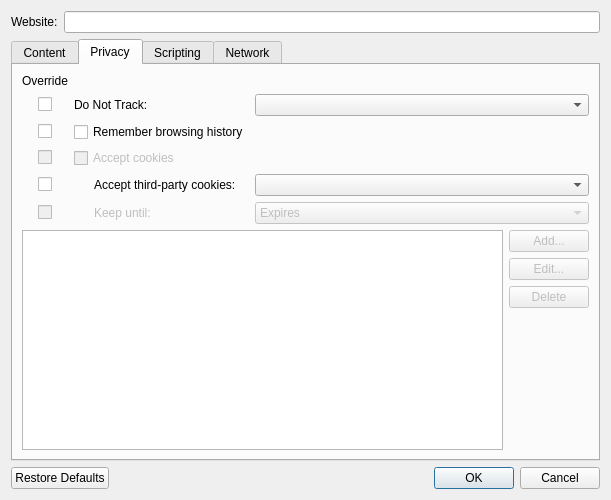
The window that src/ui/WebsitePreferencesDialog.ui (OtterBrowser/otter-browser) describes before a commit, drawn with Qt 5.
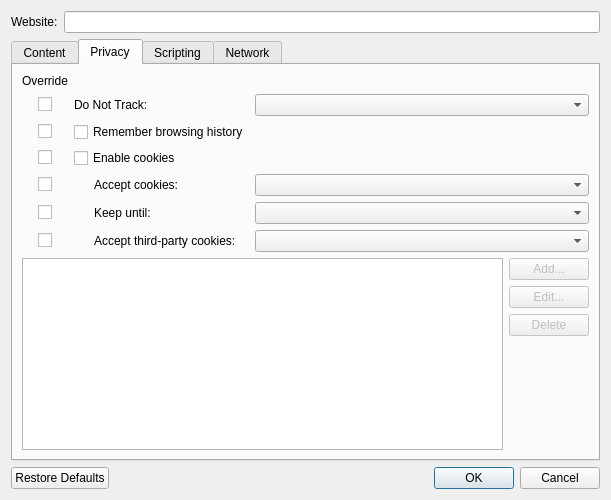
The same window after the commit. The open tabs and pages were chosen to show the change. Custom widgets are drawn as their Qt base class.

Commit message: Allow to set cookies preferences per site, fixes #463

```diff
--- a/src/ui/WebsitePreferencesDialog.ui
+++ b/src/ui/WebsitePreferencesDialog.ui
@@ -211,6 +211,60 @@
        <string>Privacy</string>
       </attribute>
       <layout class="QGridLayout" name="privacyLayout">
+       <item row="7" column="1">
+        <layout class="QHBoxLayout" name="keepCookiesModeLayout">
+         <item>
+          <spacer name="keepCookiesModeSpacer">
+           <property name="orientation">
+            <enum>Qt::Horizontal</enum>
+           </property>
+           <property name="sizeType">
+            <enum>QSizePolicy::Fixed</enum>
+           </property>
+           <property name="sizeHint" stdset="0">
+            <size>
+             <width>20</width>
+             <height>0</height>
+            </size>
+           </property>
+          </spacer>
+         </item>
+         <item>
+          <widget class="QLabel" name="keepCookiesModeLabel">
+           <property name="text">
+            <string>Keep until:</string>
+           </property>
+           <property name="buddy">
+            <cstring>keepCookiesModeComboBox</cstring>
+           </property>
+          </widget>
+         </item>
+        </layout>
+       </item>
+       <item row="2" column="0" alignment="Qt::AlignHCenter">
+        <widget class="QCheckBox" name="doNotTrackOverrideCheckBox">
+         <property name="text">
+          <string/>
+         </property>
+        </widget>
+       </item>
+       <item row="5" column="0" alignment="Qt::AlignHCenter">
+        <widget class="QCheckBox" name="cookiesPolicyOverrideCheckBox">
+         <property name="text">
+          <string/>
+         </property>
+        </widget>
+       </item>
+       <item row="8" column="2">
+        <widget class="QComboBox" name="thirdPartyCookiesPolicyComboBox"/>
+       </item>
+       <item row="3" column="0" alignment="Qt::AlignHCenter">
+        <widget class="QCheckBox" name="rememberBrowsingHistoryOverrideCheckBox">
+         <property name="text">
+          <string/>
+         </property>
+        </widget>
+       </item>
        <item row="2" column="2">
         <widget class="QComboBox" name="doNotTrackComboBox">
          <property name="currentIndex">
@@ -225,18 +279,8 @@
          </property>
         </widget>
        </item>
-       <item row="2" column="0" alignment="Qt::AlignHCenter">
-        <widget class="QCheckBox" name="doNotTrackOverrideCheckBox">
-         <property name="text">
-          <string/>
-         </property>
-        </widget>
-       </item>
-       <item row="5" column="2">
-        <widget class="QComboBox" name="thirdPartyCookiesComboBox"/>
-       </item>
-       <item row="5" column="0" alignment="Qt::AlignHCenter">
-        <widget class="QCheckBox" name="thirdPartyCookiesOverrideCheckBox">
+       <item row="7" column="0" alignment="Qt::AlignHCenter">
+        <widget class="QCheckBox" name="keepCookiesModeOverrideCheckBox">
          <property name="text">
           <string/>
          </property>
@@ -250,19 +294,16 @@
         </widget>
        </item>
        <item row="4" column="1">
-        <widget class="QCheckBox" name="acceptCookiesCheckBox">
-         <property name="enabled">
-          <bool>false</bool>
-         </property>
+        <widget class="QCheckBox" name="enableCookiesCheckBox">
          <property name="text">
-          <string>Accept cookies</string>
+          <string>Enable cookies</string>
          </property>
         </widget>
        </item>
        <item row="5" column="1">
-        <layout class="QHBoxLayout" name="thirdPartyLayout">
+        <layout class="QHBoxLayout" name="cookiesPolicyLayout">
          <item>
-          <spacer name="thirdPartySpacer">
+          <spacer name="cookiesPolicySpacer">
            <property name="orientation">
             <enum>Qt::Horizontal</enum>
            </property>
@@ -278,12 +319,9 @@
           </spacer>
          </item>
          <item>
-          <widget class="QLabel" name="thirdPartyCookiesLabel">
+          <widget class="QLabel" name="cookiesPolicyLabel">
            <property name="text">
-            <string>Accept third-party cookies:</string>
-           </property>
-           <property name="buddy">
-            <cstring>thirdPartyCookiesComboBox</cstring>
+            <string>Accept cookies:</string>
            </property>
           </widget>
          </item>
@@ -299,102 +337,14 @@
          </property>
         </widget>
        </item>
-       <item row="3" column="0" alignment="Qt::AlignHCenter">
-        <widget class="QCheckBox" name="rememberBrowsingHistoryOverrideCheckBox">
-         <property name="text">
-          <string/>
-         </property>
-        </widget>
-       </item>
        <item row="4" column="0" alignment="Qt::AlignHCenter">
-        <widget class="QCheckBox" name="acceptCookiesOverrideCheckBox">
-         <property name="enabled">
-          <bool>false</bool>
-         </property>
+        <widget class="QCheckBox" name="enableCookiesOverrideCheckBox">
          <property name="text">
           <string/>
          </property>
         </widget>
        </item>
-       <item row="6" column="0" alignment="Qt::AlignHCenter">
-        <widget class="QCheckBox" name="keepCookiesUntilOverrideCheckBox">
-         <property name="enabled">
-          <bool>false</bool>
-         </property>
-         <property name="text">
-          <string/>
-         </property>
-        </widget>
-       </item>
-       <item row="6" column="1">
-        <layout class="QHBoxLayout" name="keepCookiesUntilLayout">
-         <item>
-          <spacer name="keepCookiesUntilSpacer">
-           <property name="orientation">
-            <enum>Qt::Horizontal</enum>
-           </property>
-           <property name="sizeType">
-            <enum>QSizePolicy::Fixed</enum>
-           </property>
-           <property name="sizeHint" stdset="0">
-            <size>
-             <width>20</width>
-             <height>0</height>
-            </size>
-           </property>
-          </spacer>
-         </item>
-         <item>
-          <widget class="QLabel" name="keepCookiesUntilLabel">
-           <property name="enabled">
-            <bool>false</bool>
-           </property>
-           <property name="text">
-            <string>Keep until:</string>
-           </property>
-           <property name="buddy">
-            <cstring>keepCookiesUntilComboBox</cstring>
-           </property>
-          </widget>
-         </item>
-        </layout>
-       </item>
-       <item row="6" column="2">
-        <widget class="QComboBox" name="keepCookiesUntilComboBox">
-         <property name="enabled">
-          <bool>false</bool>
-         </property>
-         <item>
-          <property name="text">
-           <string>Expires</string>
-          </property>
-         </item>
-         <item>
-          <property name="text">
-           <string>Current session is closed</string>
-          </property>
-         </item>
-         <item>
-          <property name="text">
-           <string>Always ask</string>
-          </property>
-         </item>
-        </widget>
-       </item>
-       <item row="8" column="2">
-        <spacer name="privacyHorizontalSpacer">
-         <property name="orientation">
-          <enum>Qt::Horizontal</enum>
-         </property>
-         <property name="sizeHint" stdset="0">
-          <size>
-           <width>40</width>
-           <height>0</height>
-          </size>
-         </property>
-        </spacer>
-       </item>
-       <item row="7" column="0" colspan="3">
+       <item row="9" column="0" colspan="3">
         <layout class="QHBoxLayout" name="cookiesTableLayout">
          <item>
           <widget class="Otter::ItemViewWidget" name="cookiesTableWidget">
@@ -461,6 +411,62 @@
          </item>
         </layout>
        </item>
+       <item row="8" column="1">
+        <layout class="QHBoxLayout" name="thirdPartyCookiesPolicyLayout">
+         <item>
+          <spacer name="thirdPartyCookiesPolicySpacer">
+           <property name="orientation">
+            <enum>Qt::Horizontal</enum>
+           </property>
+           <property name="sizeType">
+            <enum>QSizePolicy::Fixed</enum>
+           </property>
+           <property name="sizeHint" stdset="0">
+            <size>
+             <width>20</width>
+             <height>0</height>
+            </size>
+           </property>
+          </spacer>
+         </item>
+         <item>
+          <widget class="QLabel" name="thirdPartyCookiesPolicyLabel">
+           <property name="text">
+            <string>Accept third-party cookies:</string>
+           </property>
+           <property name="buddy">
+            <cstring>thirdPartyCookiesPolicyComboBox</cstring>
+           </property>
+          </widget>
+         </item>
+        </layout>
+       </item>
+       <item row="10" column="2">
+        <spacer name="privacyHorizontalSpacer">
+         <property name="orientation">
+          <enum>Qt::Horizontal</enum>
+         </property>
+         <property name="sizeHint" stdset="0">
+          <size>
+           <width>40</width>
+           <height>0</height>
+          </size>
+         </property>
+        </spacer>
+       </item>
+       <item row="8" column="0" alignment="Qt::AlignHCenter">
+        <widget class="QCheckBox" name="thirdPartyCookiesPolicyOverrideCheckBox">
+         <property name="text">
+          <string/>
+         </property>
+        </widget>
+       </item>
+       <item row="7" column="2">
+        <widget class="QComboBox" name="keepCookiesModeComboBox"/>
+       </item>
+       <item row="5" column="2">
+        <widget class="QComboBox" name="cookiesPolicyComboBox"/>
+       </item>
       </layout>
      </widget>
      <widget class="QWidget" name="scriptingTab">
```
The commit also changes 3 other files.
